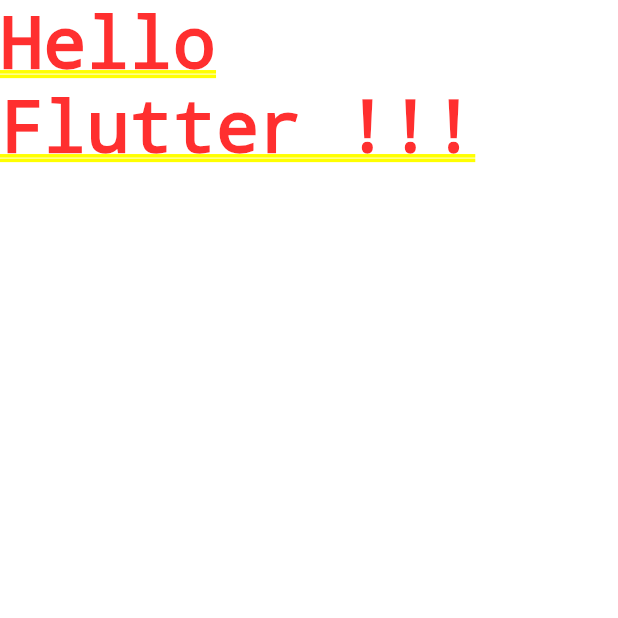
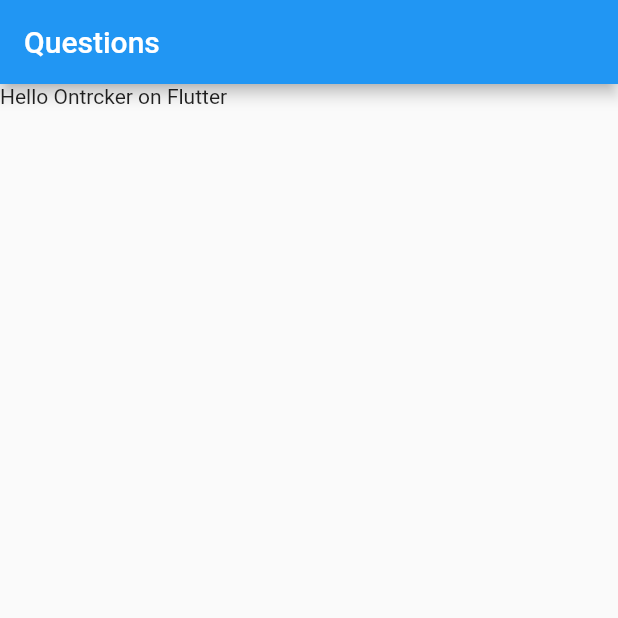
Before and after one commit to robsonoduarte/learn-flutter, a Flutter app: the screen it shows after launch, on a phone screen of 412 x 824 dp, the top half of it. Run offline on Flutter 3.47's test engine with Material 2 defaults, Android fonts, the light colour scheme and no system bars.

Commit message:
scaffold widgets

```diff
--- a/flutter-curse/flutter_basic/lib/main.dart
+++ b/flutter-curse/flutter_basic/lib/main.dart
@@ -6,7 +6,11 @@
   @override
   Widget build(BuildContext context) {
     return MaterialApp(
-      home: Text('Hello Flutter !!!'),
+      home: Scaffold(
+        appBar: AppBar(
+          title: Text('Questions'),
+        ),body: Text("Hello Ontrcker on Flutter"),
+      )
     );
   }
 }
```
